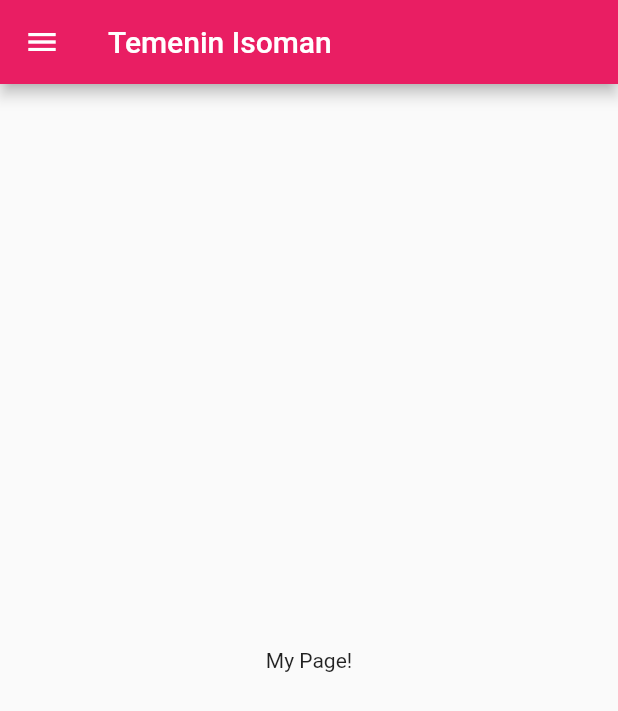
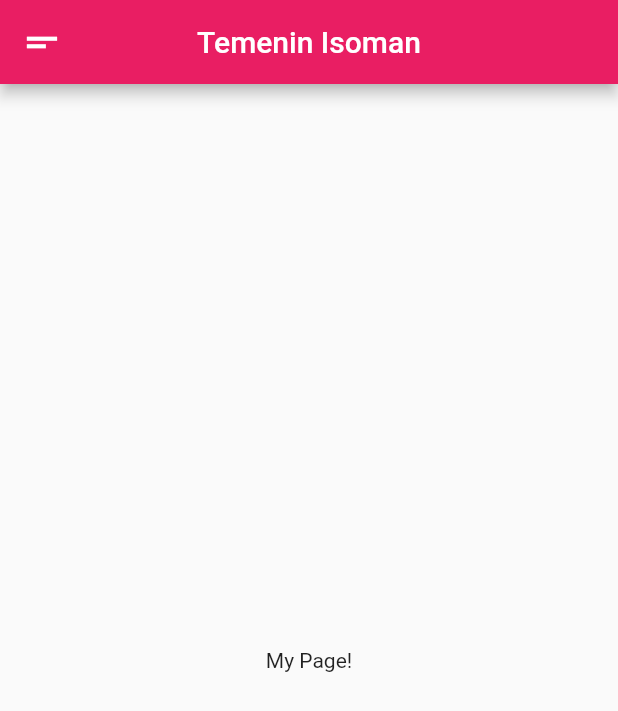
Before and after one commit to indramahaarta/temenin-isoman-mobileapp, a Flutter app: the screen it shows after launch, on a phone screen of 412 x 824 dp. Shown: the top 711 px of the screen. Run offline on Flutter 3.47's test engine with Material 2 defaults, Android fonts, the phone set to English and light mode, and no system bars; our stand-ins replace google_fonts, webview_flutter.

Commit message:
change drawer icon

```diff
--- a/lib/screens/home_screen.dart
+++ b/lib/screens/home_screen.dart
@@ -28,8 +28,22 @@ class _HomeScreenState extends State<HomeScreen>
     return SafeArea(
       child: Scaffold(
         appBar: AppBar(
+          centerTitle: true,
           title: const Text("Temenin Isoman"),
           backgroundColor: primaryColor,
+          leading: Builder(
+            builder: (context) {
+              return IconButton(
+                icon: const Icon(
+                  Icons.short_text,
+                  size: 30,
+                ),
+                onPressed: () {
+                  Scaffold.of(context).openDrawer();
+                },
+              );
+            },
+          ),
         ),
         drawer: customDrawer(context, _controller),
         body: const Center(
--- a/lib/widgets/custom_drawer.dart
+++ b/lib/widgets/custom_drawer.dart
@@ -16,6 +16,11 @@ Widget customDrawer(
       children: <Widget>[
         DrawerHeader(
           child: SingleChildScrollView(
+            child: ClipRRect(
+              borderRadius: const BorderRadius.only(
+                topRight: Radius.circular(20.0),
+                bottomRight: Radius.circular(20.0),
+              ),
               child: Column(
                 crossAxisAlignment: CrossAxisAlignment.start,
                 mainAxisAlignment: MainAxisAlignment.start,
@@ -46,11 +51,12 @@ Widget customDrawer(
               ),
             ),
           ),
+        ),
         ListTile(
           title: const Text(
             "Home Page",
           ),
-        leading: const Icon(Icons.menu),
+          leading: const Icon(Icons.home),
           onTap: () {},
         ),
         ListTile(
@@ -109,5 +115,6 @@ Widget customDrawer(
           },
         ),
       ],
-  ));
+    ),
+  );
 }
```
Lines whose indentation alone changed are shown as unchanged.
